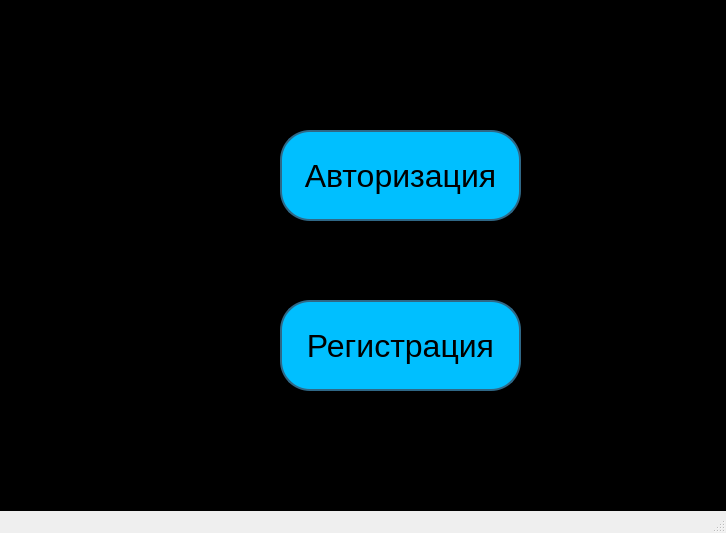
This is autorization.ui in j3glove/course2_lab3 as Qt 5 draws it before an edit. The edited form follows.
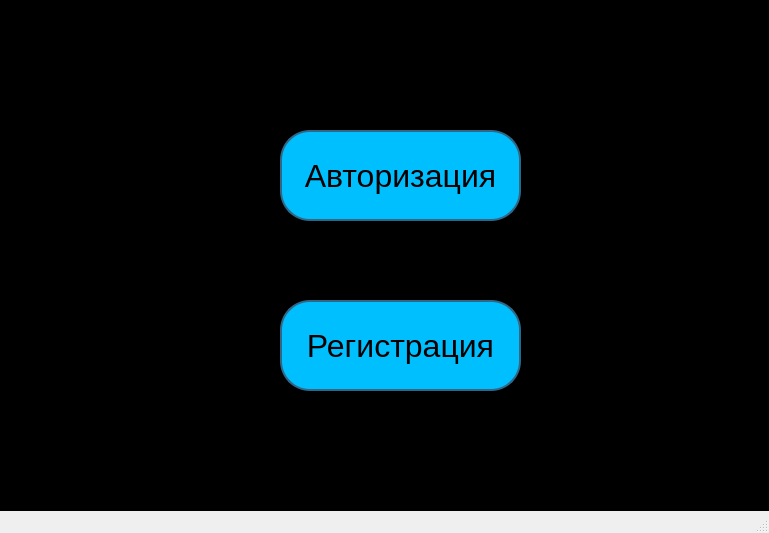
This is the edited form.

Commit message: Исправил недочеты

Diff of the .ui file:
```diff
--- a/autorization.ui
+++ b/autorization.ui
@@ -6,7 +6,7 @@
    <rect>
     <x>0</x>
     <y>0</y>
-    <width>726</width>
+    <width>769</width>
     <height>533</height>
    </rect>
   </property>
```
Left out of the diff: 2 changed lines with no effect on the pictures.
